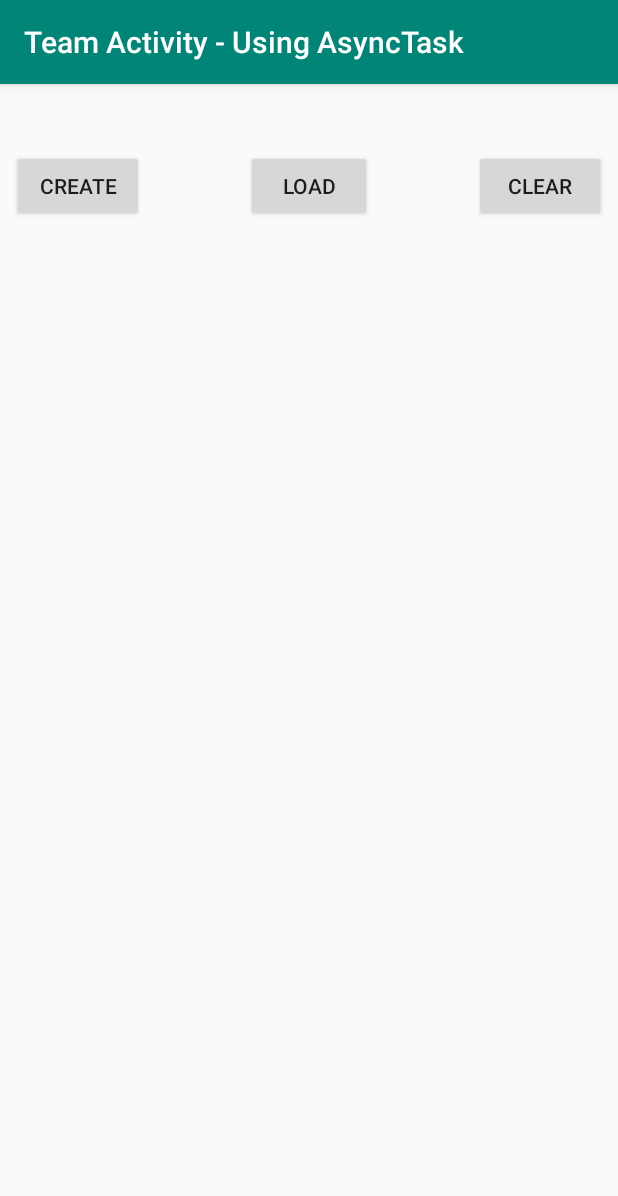
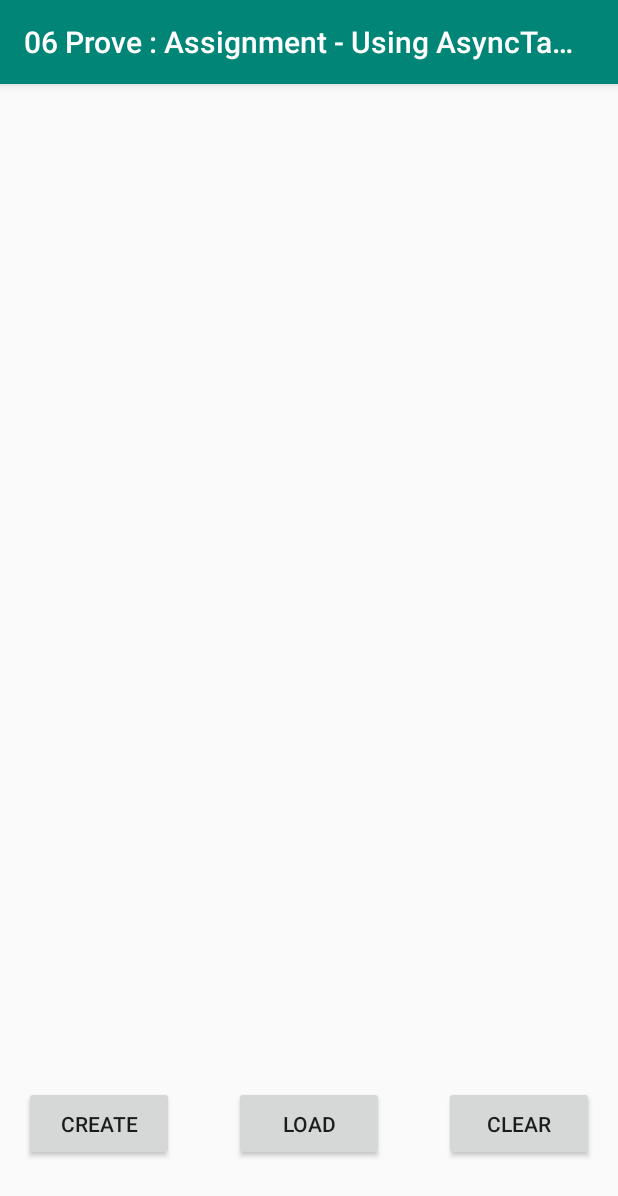
Before and after one commit to LisBYUI/team06, an Android app: the screen it shows after launch (MainActivity), on a phone screen of 412 x 824 dp. Shown: the top 1196 px of the screen. Run offline under Robolectric (Android 15) with nearby library versions, the phone set to English and light mode, and no system bars.

Commit message:
Made adjustment in the layout

```diff
--- a/app/src/main/java/com/lis/teach06/MainActivity.java
+++ b/app/src/main/java/com/lis/teach06/MainActivity.java
@@ -29,7 +29,7 @@ public class MainActivity extends AppCompatActivity {
     @Override
     protected void onCreate(Bundle savedInstanceState) {
         super.onCreate(savedInstanceState);
-        setTitle("Team Activity - Using AsyncTask");
+        setTitle("06 Prove : Assignment - Using AsyncTask");
         setContentView(R.layout.activity_main);
         final String fileName = "numbers.txt";
 
--- a/app/src/main/res/layout/activity_main.xml
+++ b/app/src/main/res/layout/activity_main.xml
@@ -8,35 +8,38 @@
 
     <Button
         android:id="@+id/btnCreate"
-        android:layout_width="wrap_content"
-        android:layout_height="wrap_content"
-        android:layout_marginStart="8dp"
-        android:layout_marginTop="44dp"
+        android:layout_width="100dp"
+        android:layout_height="50dp"
+        android:layout_marginStart="16dp"
+        android:layout_marginBottom="50dp"
         android:text="Create"
-        app:layout_constraintStart_toStartOf="parent"
-        app:layout_constraintTop_toTopOf="parent" />
+        app:layout_constraintBottom_toBottomOf="parent"
+        app:layout_constraintStart_toStartOf="parent" />
 
     <Button
         android:id="@+id/btnLoad"
-        android:layout_width="84dp"
-        android:layout_height="wrap_content"
+        android:layout_width="100dp"
+        android:layout_height="50dp"
         android:layout_marginStart="8dp"
-        android:layout_marginTop="44dp"
+        android:layout_marginTop="48dp"
         android:layout_marginEnd="8dp"
+        android:layout_marginBottom="50dp"
         android:text="Load"
+        app:layout_constraintBottom_toBottomOf="parent"
         app:layout_constraintEnd_toStartOf="@+id/btnClear"
         app:layout_constraintStart_toEndOf="@+id/btnCreate"
-        app:layout_constraintTop_toTopOf="parent" />
+        app:layout_constraintTop_toBottomOf="@+id/lvItems"
+        app:layout_constraintVertical_bias="1.0" />
 
     <Button
         android:id="@+id/btnClear"
-        android:layout_width="wrap_content"
-        android:layout_height="wrap_content"
-        android:layout_marginTop="44dp"
-        android:layout_marginEnd="8dp"
+        android:layout_width="100dp"
+        android:layout_height="50dp"
+        android:layout_marginEnd="16dp"
+        android:layout_marginBottom="50dp"
         android:text="Clear"
-        app:layout_constraintEnd_toEndOf="parent"
-        app:layout_constraintTop_toTopOf="parent" />
+        app:layout_constraintBottom_toBottomOf="parent"
+        app:layout_constraintEnd_toEndOf="parent" />
 
     <ProgressBar
         android:id="@+id/progressBar"
@@ -44,23 +47,23 @@
         android:layout_width="380dp"
         android:layout_height="47dp"
         android:layout_marginStart="8dp"
-        android:layout_marginTop="32dp"
+        android:layout_marginTop="8dp"
+        android:layout_marginEnd="8dp"
         app:layout_constraintEnd_toEndOf="parent"
+        app:layout_constraintHorizontal_bias="0.0"
         app:layout_constraintStart_toStartOf="parent"
-        app:layout_constraintTop_toBottomOf="@+id/btnLoad" />
+        app:layout_constraintTop_toTopOf="parent" />
 
     <ListView
         android:id="@+id/lvItems"
         android:layout_width="368dp"
-        android:layout_height="371dp"
+        android:layout_height="374dp"
         android:layout_marginStart="8dp"
-        android:layout_marginTop="8dp"
+        android:layout_marginTop="20dp"
         android:layout_marginEnd="8dp"
-        app:layout_constraintBottom_toBottomOf="parent"
         app:layout_constraintEnd_toEndOf="parent"
-        app:layout_constraintHorizontal_bias="1.0"
+        app:layout_constraintHorizontal_bias="0.0"
         app:layout_constraintStart_toStartOf="parent"
-        app:layout_constraintTop_toBottomOf="@+id/progressBar"
-        app:layout_constraintVertical_bias="0.36" />
+        app:layout_constraintTop_toBottomOf="@+id/progressBar" />
 
 </android.support.constraint.ConstraintLayout>
```
